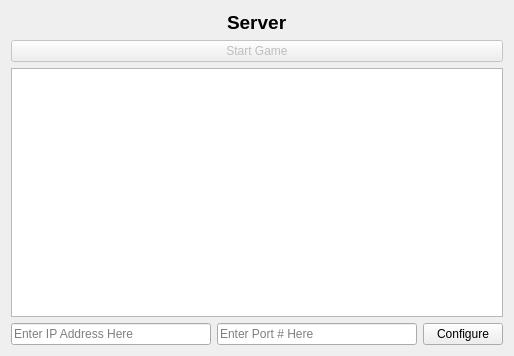
Above: server/dialog.ui from shorewind/frogger before the change. Below: the same form after it.
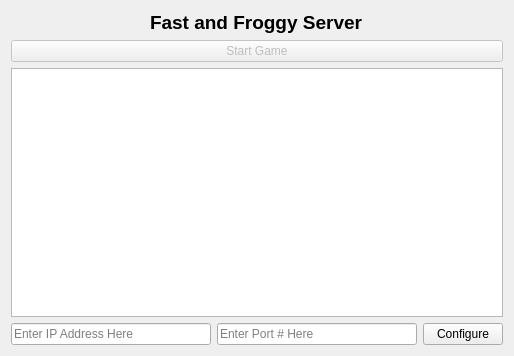
That is the form after the change.

The edit to the form file:
```diff
--- a/server/dialog.ui
+++ b/server/dialog.ui
@@ -39,7 +39,7 @@
         </font>
        </property>
        <property name="text">
-        <string>Server</string>
+        <string>Fast and Froggy Server</string>
        </property>
       </widget>
      </item>
```
